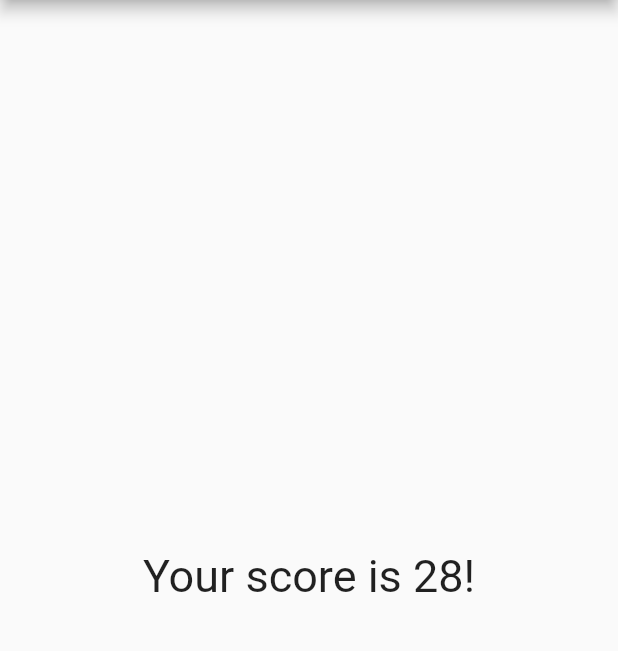
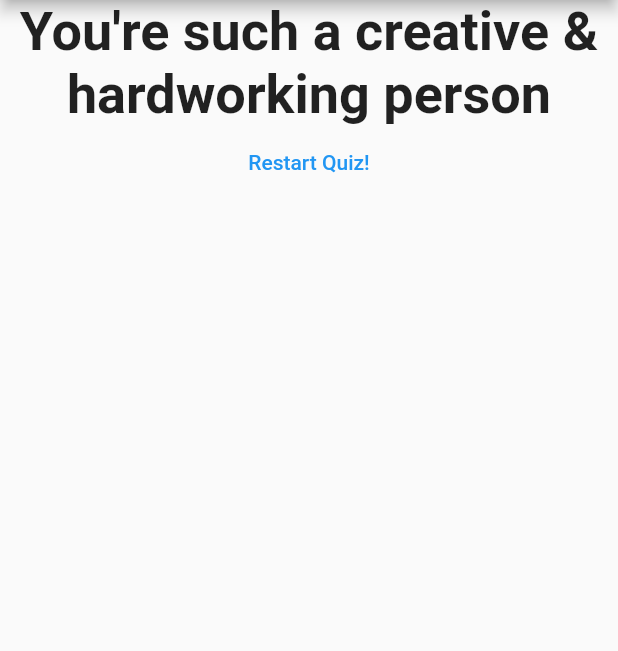
Before and after one commit to shawon-majid/Personality-Test-App-with-Flutter, a Flutter app: the screen it shows after launch, after a tap on "Black", after a tap on "Snake", after a tap on "Playing", on a phone screen of 412 x 824 dp, the part 84-735 px from its top. Run offline on Flutter 3.47's test engine with Material 2 defaults, Android fonts, the phone set to English and light mode, and no system bars; Roboto replaces fonts that are missing (Helvetica).

Commit message:
added scoring system

```diff
--- a/lib/answer.dart
+++ b/lib/answer.dart
@@ -1,7 +1,5 @@
 import 'package:flutter/material.dart';
-import 'package:flutter/src/foundation/key.dart';
-import 'package:flutter/src/widgets/container.dart';
-import 'package:flutter/src/widgets/framework.dart';
+
 
 class Answer extends StatelessWidget {
   final VoidCallback selectHandler;
--- a/lib/main.dart
+++ b/lib/main.dart
@@ -49,6 +49,13 @@ class _MyAppState extends State<MyApp> {
   var _questionIndex = 0;
   var _totalScore = 0;
 
+  void _resetAll() {
+    setState(() {
+      _questionIndex = 0;
+      _totalScore = 0;
+    });
+  }
+
   void _answerQuestion(int score) {
     _questionIndex++;
 
@@ -77,7 +84,7 @@ class _MyAppState extends State<MyApp> {
                 questions: _questions,
                 questionIndex: _questionIndex,
               )
-            : Result(_totalScore),
+            : Result(_totalScore, _resetAll),
       ),
     );
   }
--- a/lib/result.dart
+++ b/lib/result.dart
@@ -2,18 +2,38 @@ import 'package:flutter/material.dart';
 
 class Result extends StatelessWidget {
   final int totalScore;
+  final VoidCallback reset;
 
-  Result(this.totalScore);
+  Result(this.totalScore, this.reset);
+
+  String get resultPhrase {
+    String resultText = 'your score is $totalScore';
+
+    if (totalScore <= 20) {
+      resultText = 'You\'re such a lovely, cute & innocent person';
+    } else {
+      resultText = 'You\'re such a creative & hardworking person';
+    }
+
+    return resultText;
+  }
 
   @override
   Widget build(BuildContext context) {
     return Center(
-      child: Text(
-        'Your score is $totalScore!',
-        style: TextStyle(
-          fontSize: 30,
-          fontFamily: 'Helvetica',
-        ),
+      child: Column(
+        children: [
+          Text(
+            resultPhrase,
+            style: TextStyle(
+              fontSize: 36,
+              fontWeight: FontWeight.bold,
+              fontFamily: 'Helvetica',
+            ),
+            textAlign: TextAlign.center,
+          ),
+          TextButton(onPressed: reset, child: Text('Restart Quiz!'))
+        ],
       ),
     );
   }
```
